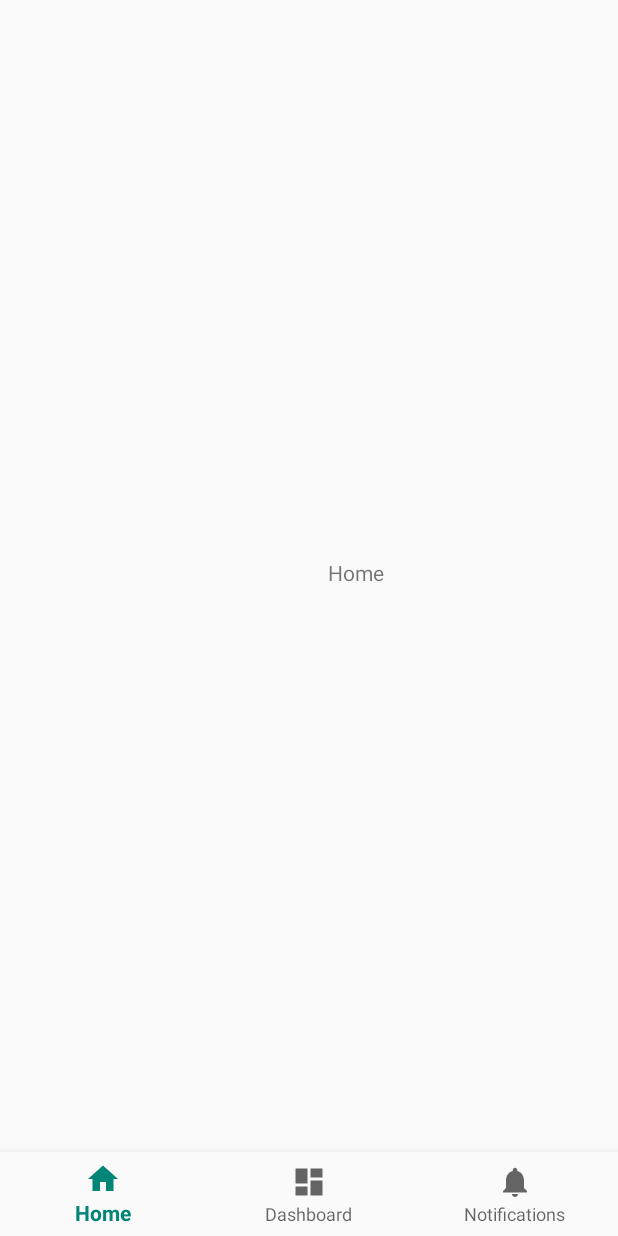
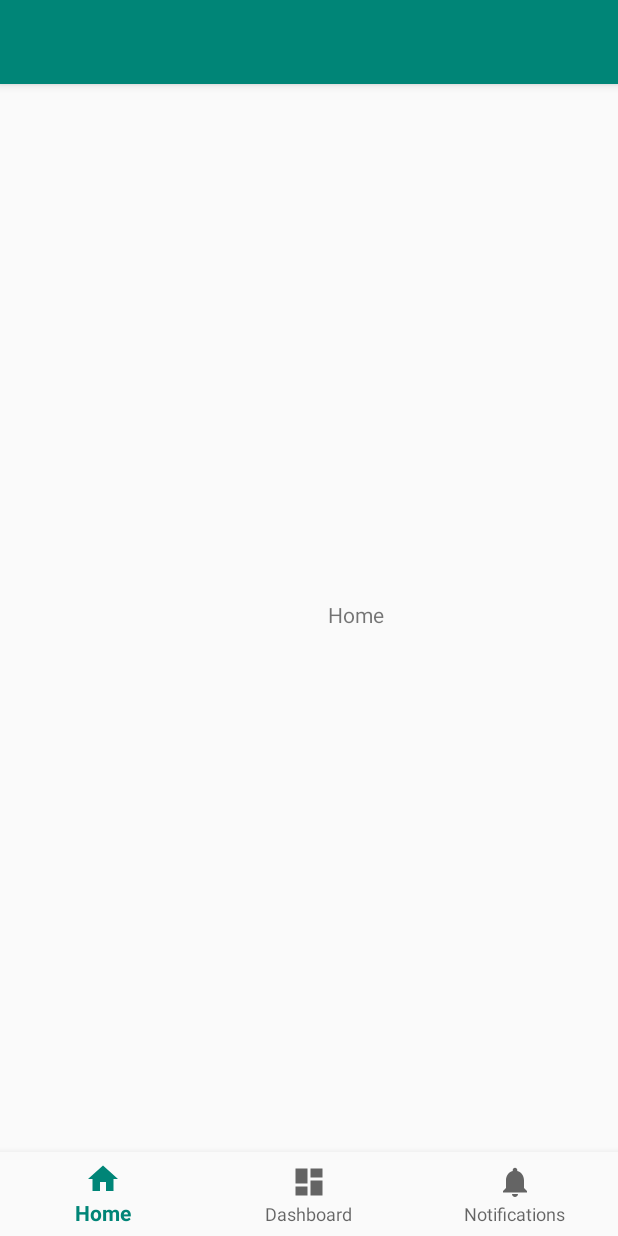
Before and after one commit to omshill0305/Anaphylaxie-App, an Android app: the layout activity_home.xml on its own in the app's theme, with its tools: preview values and no code run, on a phone screen of 412 x 824 dp. Run offline under Robolectric (Android 15) with nearby library versions, the phone set to English and light mode, and no system bars.

Commit message:
Correct Home

```diff
--- a/app/src/main/res/layout/activity_home.xml
+++ b/app/src/main/res/layout/activity_home.xml
@@ -1,34 +1,25 @@
 <?xml version="1.0" encoding="utf-8"?>
-<android.support.constraint.ConstraintLayout xmlns:android="http://schemas.android.com/apk/res/android"
+<android.support.design.widget.CoordinatorLayout
+    xmlns:android="http://schemas.android.com/apk/res/android"
     xmlns:app="http://schemas.android.com/apk/res-auto"
     xmlns:tools="http://schemas.android.com/tools"
-    android:id="@+id/container"
     android:layout_width="match_parent"
     android:layout_height="match_parent"
     tools:context=".HomeActivity">
 
-    <TextView
-        android:id="@+id/message"
-        android:layout_width="wrap_content"
+    <android.support.design.widget.AppBarLayout
+        android:layout_width="match_parent"
         android:layout_height="wrap_content"
-        android:layout_marginEnd="156dp"
-        android:text="@string/title_home"
-        app:layout_constraintBottom_toTopOf="@+id/navigation"
-        app:layout_constraintEnd_toEndOf="parent"
-        app:layout_constraintLeft_toLeftOf="parent"
-        app:layout_constraintTop_toTopOf="parent"
-        app:layout_constraintVertical_bias="0.497" />
+        android:theme="@style/AppTheme.AppBarOverlay">
 
-    <android.support.design.widget.BottomNavigationView
-        android:id="@+id/navigation"
-        android:layout_width="0dp"
-        android:layout_height="wrap_content"
-        android:layout_marginStart="0dp"
-        android:layout_marginEnd="0dp"
-        android:background="?android:attr/windowBackground"
-        app:layout_constraintBottom_toBottomOf="parent"
-        app:layout_constraintLeft_toLeftOf="parent"
-        app:layout_constraintRight_toRightOf="parent"
-        app:menu="@menu/navigation" />
+        <android.support.v7.widget.Toolbar
+            android:id="@+id/toolbar"
+            android:layout_width="match_parent"
+            android:layout_height="?attr/actionBarSize"
+            android:background="?attr/colorPrimary"
+            app:popupTheme="@style/AppTheme.PopupOverlay" />
 
-</android.support.constraint.ConstraintLayout>
+    </android.support.design.widget.AppBarLayout>
+
+    <include layout="@layout/content_main" />
+</android.support.design.widget.CoordinatorLayout>
--- /dev/null
+++ b/app/src/main/res/layout/content_main.xml
@@ -0,0 +1,36 @@
+<?xml version="1.0" encoding="utf-8"?>
+<android.support.constraint.ConstraintLayout
+    xmlns:android="http://schemas.android.com/apk/res/android"
+    xmlns:app="http://schemas.android.com/apk/res-auto"
+    xmlns:tools="http://schemas.android.com/tools"
+    android:layout_width="match_parent"
+    android:layout_height="match_parent"
+    app:layout_behavior="@string/appbar_scrolling_view_behavior"
+    tools:context=".HomeActivity"
+    tools:showIn="@layout/activity_home">
+
+    <TextView
+        android:id="@+id/message"
+        android:layout_width="wrap_content"
+        android:layout_height="wrap_content"
+        android:layout_marginEnd="156dp"
+        android:text="@string/title_home"
+        app:layout_constraintBottom_toTopOf="@+id/navigation"
+        app:layout_constraintEnd_toEndOf="parent"
+        app:layout_constraintLeft_toLeftOf="parent"
+        app:layout_constraintTop_toTopOf="parent"
+        app:layout_constraintVertical_bias="0.497" />
+
+    <android.support.design.widget.BottomNavigationView
+        android:id="@+id/navigation"
+        android:layout_width="0dp"
+        android:layout_height="wrap_content"
+        android:layout_marginStart="0dp"
+        android:layout_marginEnd="0dp"
+        android:background="?android:attr/windowBackground"
+        app:layout_constraintBottom_toBottomOf="parent"
+        app:layout_constraintLeft_toLeftOf="parent"
+        app:layout_constraintRight_toRightOf="parent"
+        app:menu="@menu/navigation" />
+
+</android.support.constraint.ConstraintLayout>
--- a/app/src/main/res/values/strings.xml
+++ b/app/src/main/res/values/strings.xml
@@ -4,4 +4,5 @@
     <string name="title_home">Home</string>
     <string name="title_dashboard">Dashboard</string>
     <string name="title_notifications">Notifications</string>
+    <string name="action_settings">Settings</string>
 </resources>
--- a/app/src/main/res/values/styles.xml
+++ b/app/src/main/res/values/styles.xml
@@ -8,4 +8,13 @@
         <item name="colorAccent">@color/colorAccent</item>
     </style>
 
+    <style name="AppTheme.NoActionBar">
+        <item name="windowActionBar">false</item>
+        <item name="windowNoTitle">true</item>
+    </style>
+
+    <style name="AppTheme.AppBarOverlay" parent="ThemeOverlay.AppCompat.Dark.ActionBar" />
+
+    <style name="AppTheme.PopupOverlay" parent="ThemeOverlay.AppCompat.Light" />
+
 </resources>
```
Also changed, not shown: app/src/main/AndroidManifest.xml (+6 -2 lines), app/src/main/java/com/example/olga/aa_app/HomeActivity.java (+11 -0 lines), app/src/main/res/menu/menu_main.xml (added, +10 -0 lines).
